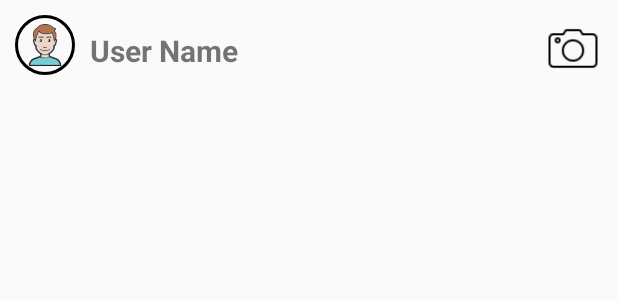
After one commit to JawadAhmadKhan04/ConnectME_UI, an Android app: the layout dm_list_item.xml on its own in the app's theme, with its tools: preview values and no code run, on a phone screen of 412 x 824 dp. The commit adds this screen. Shown: the top 300 px of the screen. Run offline under Robolectric (Android 15) with nearby library versions, the phone set to English and light mode, and no system bars.

Commit message:
Added DMs list page

```diff
--- /dev/null
+++ b/app/src/main/java/com/jawadahmadkhan/i220791/DMItem.kt
@@ -0,0 +1,2 @@
+package com.jawadahmadkhan.i220791
+data class DMItem(val name: String, val imageRes: Int)
--- /dev/null
+++ b/app/src/main/res/drawable/circle_shape.xml
@@ -0,0 +1,7 @@
+<?xml version="1.0" encoding="utf-8"?>
+<shape xmlns:android="http://schemas.android.com/apk/res/android"
+    android:shape="oval">
+    <solid android:color="@android:color/transparent"/>
+    <stroke android:width="2dp" android:color="#000000"/>
+    <size android:width="100dp" android:height="100dp"/>
+</shape>
--- /dev/null
+++ b/app/src/main/res/layout/dm_list_item.xml
@@ -0,0 +1,34 @@
+<?xml version="1.0" encoding="utf-8"?>
+<LinearLayout xmlns:android="http://schemas.android.com/apk/res/android"
+    android:layout_width="match_parent"
+    android:layout_height="wrap_content"
+    android:orientation="horizontal"
+    android:padding="10dp">
+
+    <ImageView
+        android:id="@+id/profileImage"
+        android:layout_width="40dp"
+        android:layout_height="40dp"
+        android:src="@drawable/dm_image"
+        android:scaleType="centerCrop"
+        android:layout_marginEnd="10dp"
+        android:background="@drawable/circle_shape"/>
+
+    <TextView
+        android:id="@+id/nameText"
+        android:layout_width="0dp"
+        android:layout_weight="1"
+        android:layout_height="wrap_content"
+        android:paddingTop="10dp"
+        android:text="User Name"
+        android:textSize="20sp"
+        android:textStyle="bold"/>
+
+    <ImageView
+        android:id="@+id/cameraIcon"
+        android:layout_width="40dp"
+        android:layout_height="40dp"
+        android:paddingTop="6dp"
+        android:src="@drawable/camera_logo"
+        android:contentDescription="Camera icon"/>
+</LinearLayout>
--- a/app/src/main/res/values/strings.xml
+++ b/app/src/main/res/values/strings.xml
@@ -1,3 +1,4 @@
 <resources>
-    <string name="app_name">i220791</string>
+    <string name="app_name">Assignment_1</string>
+    <string name="register_text">Don’t have an account? <b>Register</b></string>
 </resources>
```
Also changed, not shown: app/src/main/java/com/jawadahmadkhan/i220791/DMAdapter.kt (added, +34 -0 lines), app/src/main/java/com/jawadahmadkhan/i220791/DMListActivity.kt (added, +39 -0 lines), app/src/main/res/layout/all_dms.xml (added, +94 -0 lines), app/src/main/res/drawable/new_message_logo.png (added).
